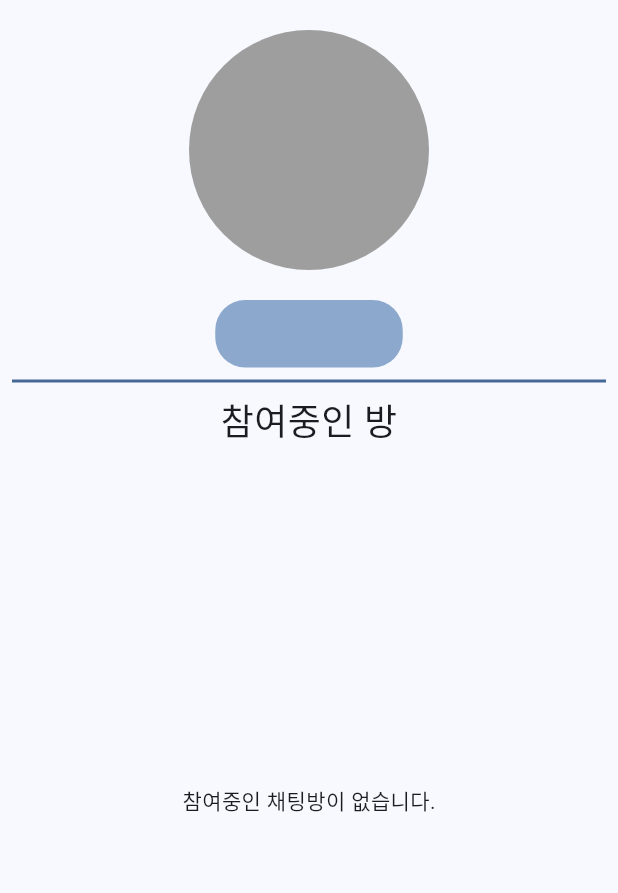
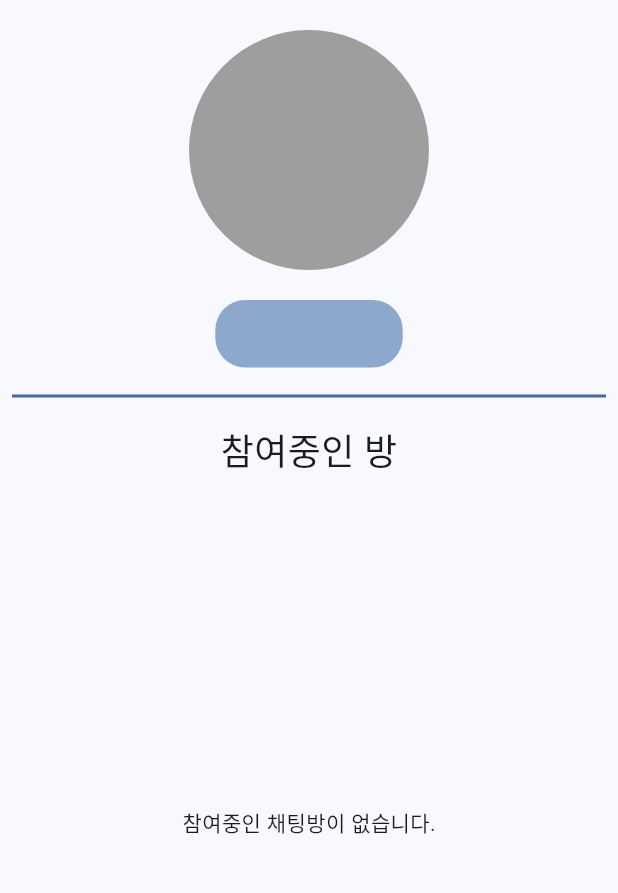
Before and after one commit to dongne-chat/dongne_chat, a Flutter app: the HomePage screen opened directly, on a phone screen of 412 x 824 dp, the part 84-977 px from its top. Run offline on Flutter 3.47's test engine with Material 3 defaults, Android fonts, the phone set to English and light mode, and no system bars; our stand-ins replace cloud_firestore, dio, firebase_core, firebase_storage, flutter_dotenv, flutter_riverpod and 4 more; accounts and stored records are empty.

Commit message:
refactor: 코드 정리 및 로그인 ui에 간격 추가

```diff
--- a/lib/data/model/chat_message.dart
+++ b/lib/data/model/chat_message.dart
@@ -17,7 +17,7 @@ class ChatMessage {
     return ChatMessage(
       messageId: id,
       content: json['content'] ?? '',
-      senderId: json['senderId'] ?? '1',
+      senderId: json['senderId'] ?? '',
       createdAt: (json['createdAt'] as Timestamp).toDate(),
     );
   }
--- a/lib/data/model/chat_room.dart
+++ b/lib/data/model/chat_room.dart
@@ -7,7 +7,6 @@ class ChatRoom {
   final String info;
   final String category;
   final List<String> users;
-  // final String createdUser;
   final DateTime createdAt;
 
   ChatRoom({
@@ -17,7 +16,6 @@ class ChatRoom {
     required this.info,
     required this.category,
     required this.users,
-    // required this.createdUser,
     required this.createdAt,
   });
 
@@ -29,7 +27,6 @@ class ChatRoom {
         info: doc['info'] ?? '',
         category: doc['category'] ?? '전체',
         users: List<String>.from(doc['users']),
-        // createdUser: json['created_user'],
         createdAt: (doc['createdAt'] as Timestamp).toDate());
   }
 
--- a/lib/ui/pages/homepage/home_page.dart
+++ b/lib/ui/pages/homepage/home_page.dart
@@ -84,6 +84,9 @@ class _HomePageState extends State<HomePage> {
               ),
             ),
           ),
+          SizedBox(
+            height: 10,
+          ),
           Padding(
             padding: const EdgeInsets.all(8.0),
             child: Container(
@@ -92,9 +95,15 @@ class _HomePageState extends State<HomePage> {
               color: Color(0xff466995),
             ),
           ),
+          SizedBox(
+            height: 10,
+          ),
           Text(
             "참여중인 방",
             style: TextStyle(fontSize: 24),
+          ),
+          SizedBox(
+            height: 10,
           ),
           Expanded(
             child: FutureBuilder<List<DocumentSnapshot>>(
```
